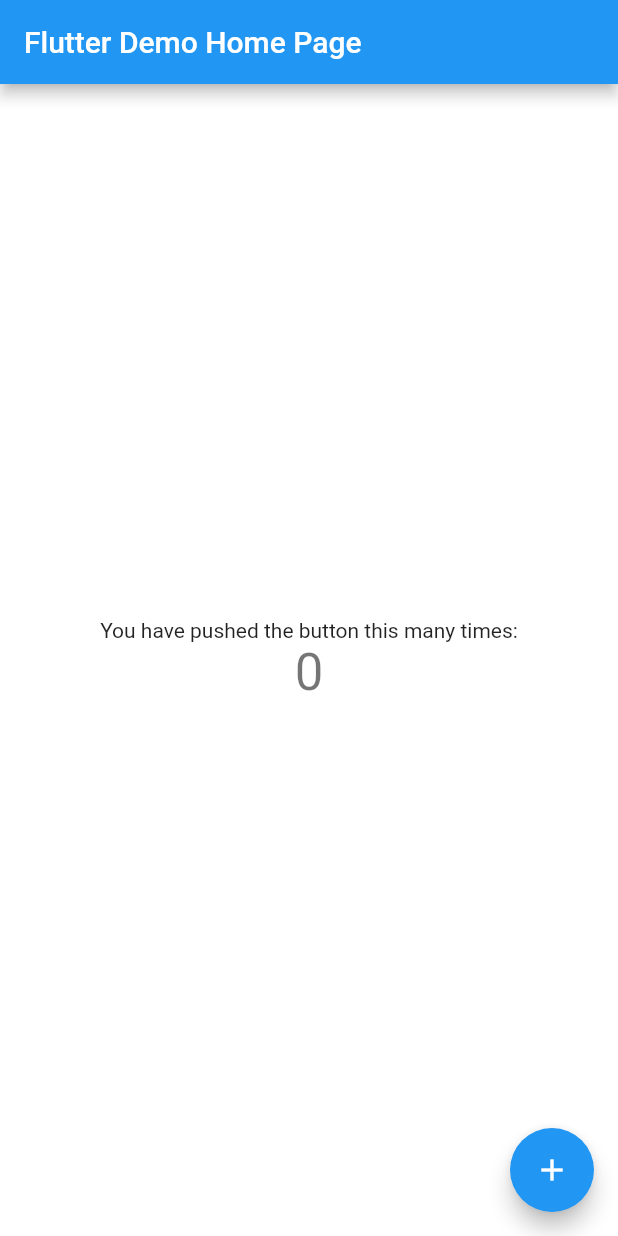
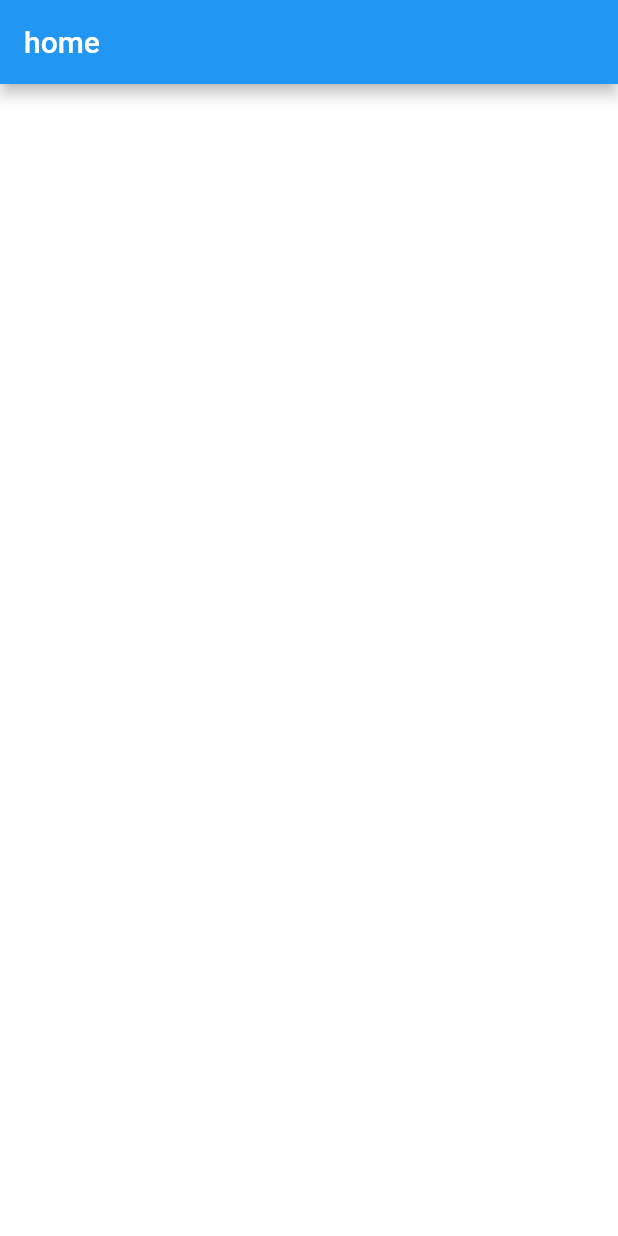
Before and after one commit to sheetal777-glitch/Android-Launcher-App, a Flutter app: the screen it shows after launch, on a phone screen of 412 x 824 dp. Run offline on Flutter 3.47's test engine with Material 2 defaults, Android fonts, the phone set to English and light mode, and no system bars.

Commit message:
added home

```diff
--- a/lib/main.dart
+++ b/lib/main.dart
@@ -5,105 +5,23 @@ void main() {
 }
 
 class MyApp extends StatelessWidget {
-  // This widget is the root of your application.
   @override
   Widget build(BuildContext context) {
     return MaterialApp(
-      title: 'Flutter Demo',
-      theme: ThemeData(
-        primarySwatch: Colors.blue,
-        // This makes the visual density adapt to the platform that you run
-        // the app on. For desktop platforms, the controls will be smaller and
-        // closer together (more dense) than on mobile platforms.
-        visualDensity: VisualDensity.adaptivePlatformDensity,
-      ),
-      home: MyHomePage(title: 'Flutter Demo Home Page'),
+      debugShowCheckedModeBanner: false,
+      home: HomePage(),
     );
   }
 }
 
-class MyHomePage extends StatefulWidget {
-  MyHomePage({Key key, this.title}) : super(key: key);
-
-  // This widget is the home page of your application. It is stateful, meaning
-  // that it has a State object (defined below) that contains fields that affect
-  // how it looks.
-
-  // This class is the configuration for the state. It holds the values (in this
-  // case the title) provided by the parent (in this case the App widget) and
-  // used by the build method of the State. Fields in a Widget subclass are
-  // always marked "final".
-
-  final String title;
-
-  @override
-  _MyHomePageState createState() => _MyHomePageState();
-}
-
-class _MyHomePageState extends State<MyHomePage> {
-  int _counter = 0;
-
-  void _incrementCounter() {
-    setState(() {
-      // This call to setState tells the Flutter framework that something has
-      // changed in this State, which causes it to rerun the build method below
-      // so that the display can reflect the updated values. If we changed
-      // _counter without calling setState(), then the build method would not be
-      // called again, and so nothing would appear to happen.
-      _counter++;
-    });
-  }
-
+class HomePage extends StatelessWidget {
   @override
   Widget build(BuildContext context) {
-    // This method is rerun every time setState is called, for instance as done
-    // by the _incrementCounter method above.
-    //
-    // The Flutter framework has been optimized to make rerunning build methods
-    // fast, so that you can just rebuild anything that needs updating rather
-    // than having to individually change instances of widgets.
     return Scaffold(
       backgroundColor: Colors.transparent,
       appBar: AppBar(
-        // Here we take the value from the MyHomePage object that was created by
-        // the App.build method, and use it to set our appbar title.
-        title: Text(widget.title),
+        title: Text('home'),
       ),
-      body: Center(
-        // Center is a layout widget. It takes a single child and positions it
-        // in the middle of the parent.
-        child: Column(
-          // Column is also a layout widget. It takes a list of children and
-          // arranges them vertically. By default, it sizes itself to fit its
-          // children horizontally, and tries to be as tall as its parent.
-          //
-          // Invoke "debug painting" (press "p" in the console, choose the
-          // "Toggle Debug Paint" action from the Flutter Inspector in Android
-          // Studio, or the "Toggle Debug Paint" command in Visual Studio Code)
-          // to see the wireframe for each widget.
-          //
-          // Column has various properties to control how it sizes itself and
-          // how it positions its children. Here we use mainAxisAlignment to
-          // center the children vertically; the main axis here is the vertical
-          // axis because Columns are vertical (the cross axis would be
-          // horizontal).
-          mainAxisAlignment: MainAxisAlignment.center,
-          children: <Widget>[
-            Text(
-              'You have pushed the button this many times:',
-            ),
-            Text(
-              '$_counter',
-              style: Theme.of(context).textTheme.headline4,
-            ),
-          ],
-        ),
-      ),
-      floatingActionButton: FloatingActionButton(
-        onPressed: _incrementCounter,
-        tooltip: 'Increment',
-        child: Icon(Icons.add),
-      ), // This trailing comma makes auto-formatting nicer for build methods.
     );
   }
 }
```
